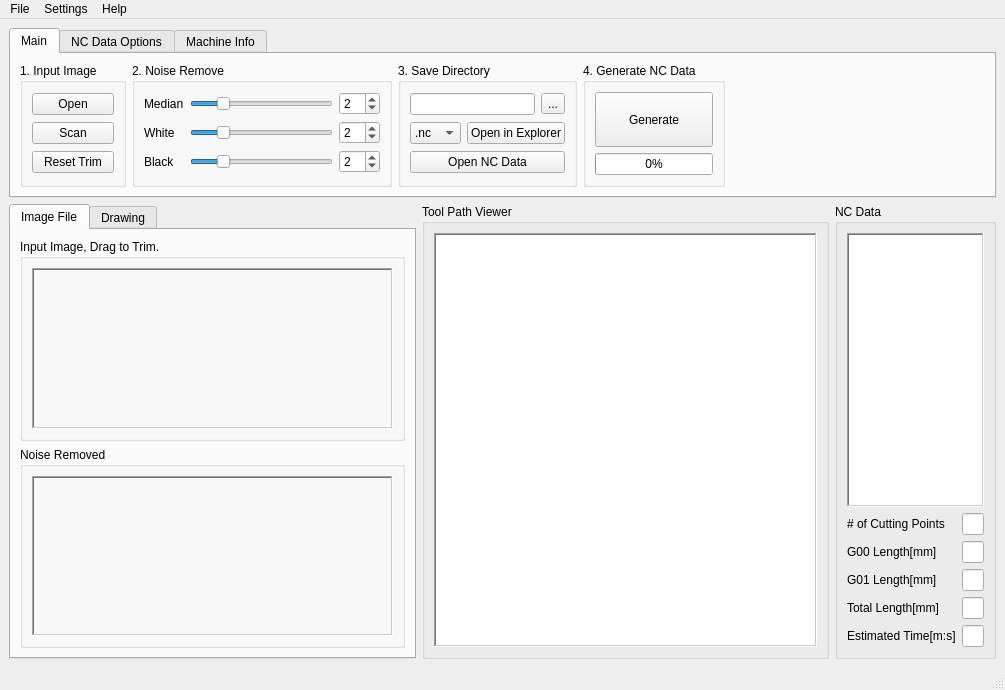
This is mainwindow.ui in okmtkn/Pic2NC as Qt 5 draws it before an edit. The edited form follows.
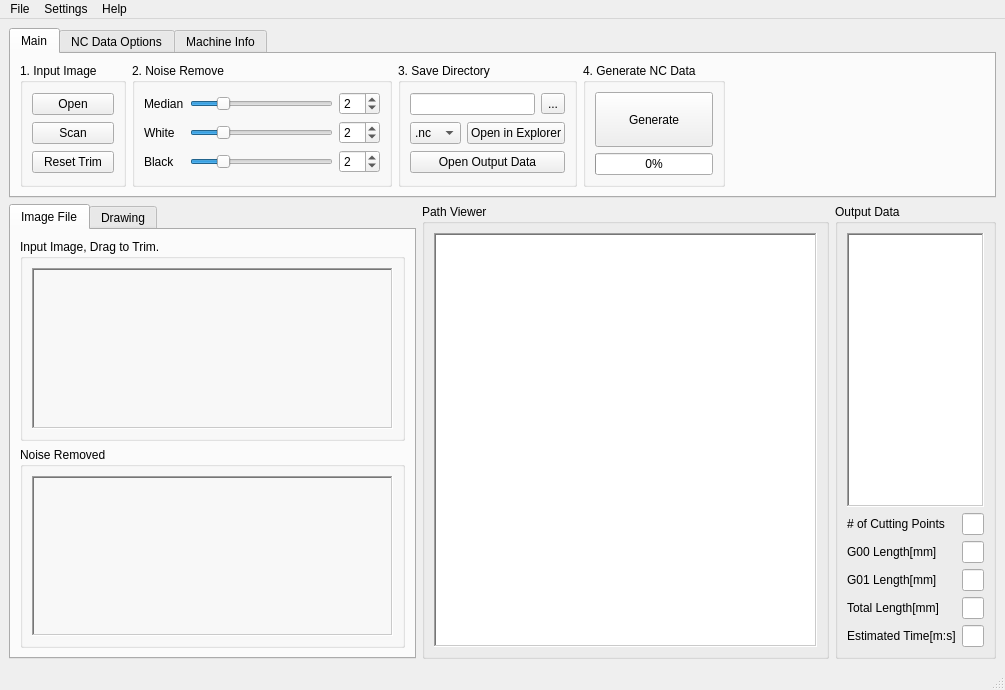
This is the edited form.

Patch:
```diff
--- a/mainwindow.ui
+++ b/mainwindow.ui
@@ -356,7 +356,7 @@
               <string>Open generated NC data file.</string>
              </property>
              <property name="text">
-              <string>Open NC Data</string>
+              <string>Open Output Data</string>
              </property>
             </widget>
            </item>
@@ -1032,7 +1032,7 @@
          </sizepolicy>
         </property>
         <property name="title">
-         <string>Tool Path Viewer</string>
+         <string>Path Viewer</string>
         </property>
         <layout class="QVBoxLayout" name="verticalLayout_10">
          <item>
@@ -1051,7 +1051,7 @@
       <item>
        <widget class="QGroupBox" name="groupBox_5">
         <property name="title">
-         <string>NC Data</string>
+         <string>Output Data</string>
         </property>
         <layout class="QVBoxLayout" name="verticalLayout_4" stretch="1,0">
          <item>
```
Left out of the diff: 5 changed lines with no effect on the pictures.
